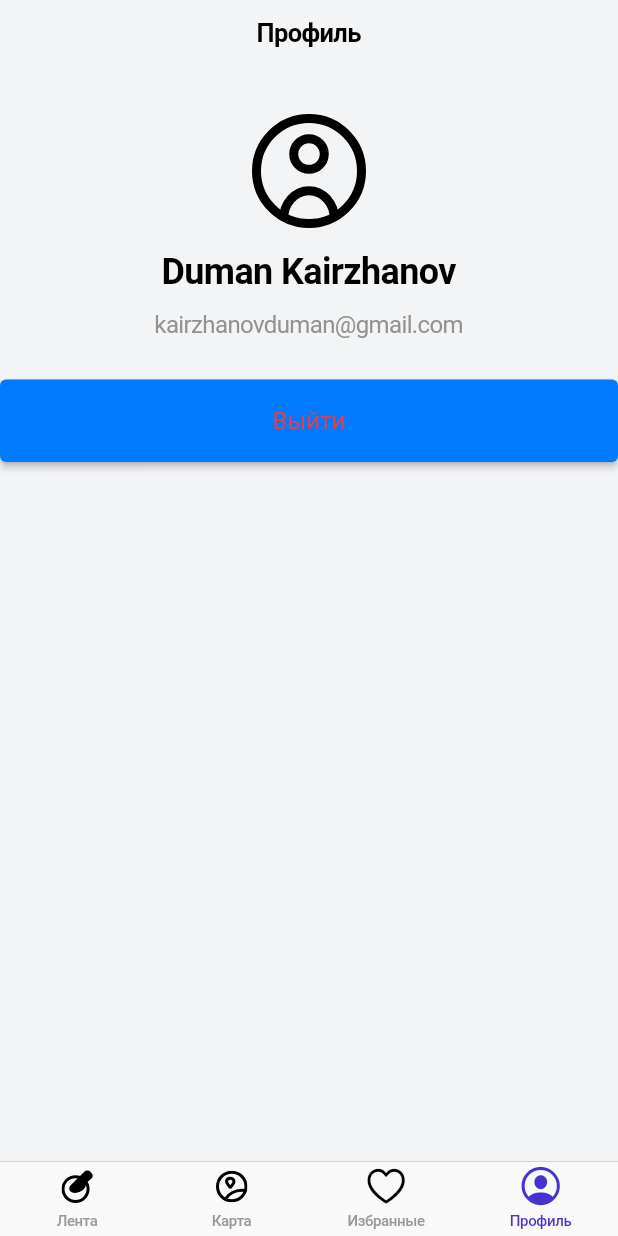
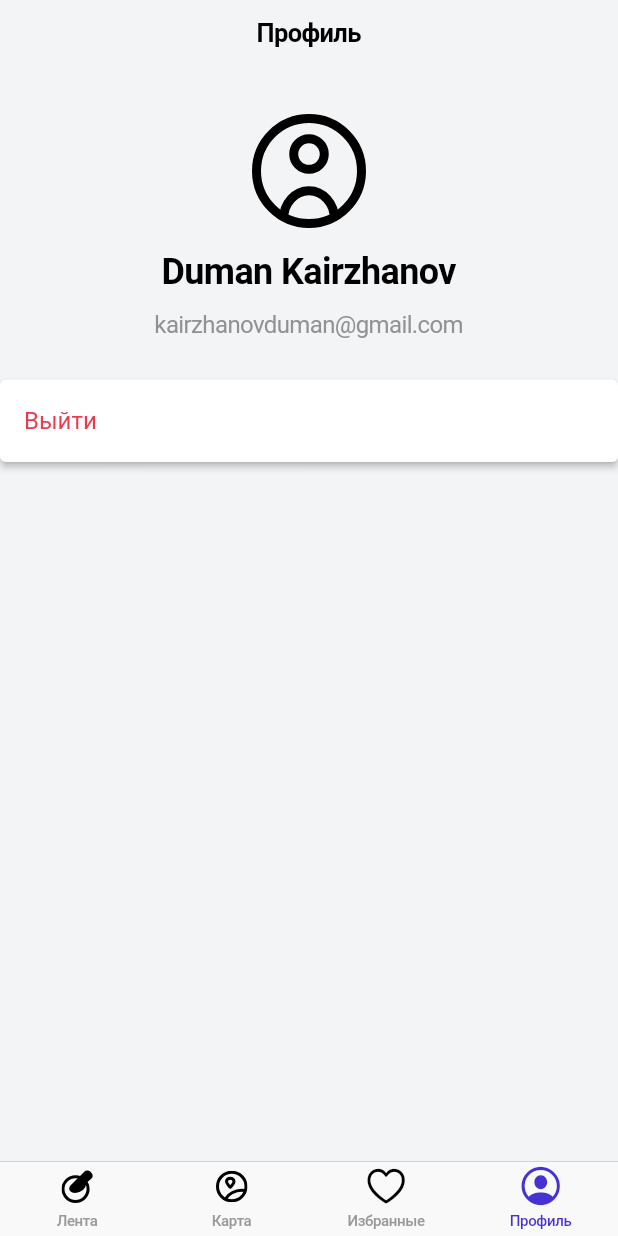
Before and after one commit to Dumankrg2019/flutter_project01, a Flutter app: the screen it shows after launch, item 4 of the bottom bar chosen, on a phone screen of 412 x 824 dp. Run offline on Flutter 3.47's test engine with Material 2 defaults, Android fonts, the phone set to English and light mode, and no system bars; our stand-ins replace flutter_svg.

Commit message:
feat: end profile page markup

```diff
--- a/lib/src/screens/profile/profile_screen.dart
+++ b/lib/src/screens/profile/profile_screen.dart
@@ -39,12 +39,18 @@ class ProfileScreen extends StatelessWidget {
                 height: 55,
                 child: ElevatedButton(
                       onPressed: () {},
-                      child: Text('Выйти', style: TextStyle(
-                        color: AppColors.red,
-                        fontSize: 16,
-                        fontWeight: FontWeight.normal
+                      child: Align(
+                        alignment: Alignment.centerLeft,
+                        child: Text('Выйти', style: TextStyle(
+                          color: AppColors.red,
+                          fontSize: 16,
+                          fontWeight: FontWeight.normal
+                          ),
+                        ),
                       ),
-                      ),
+                  style: ElevatedButton.styleFrom(
+                    primary: AppColors.white
+                  ),
                   ),
               )
             ],
```
